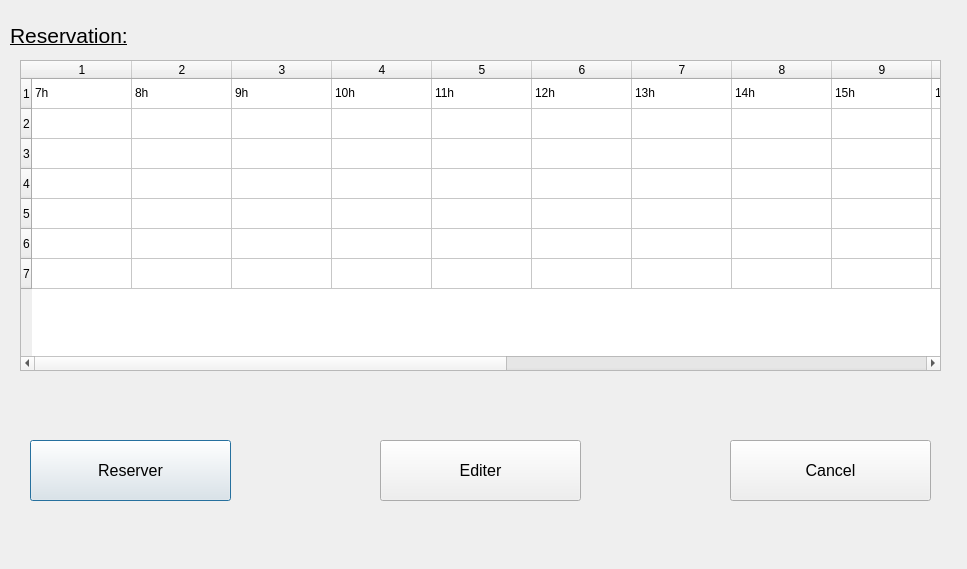
This is test2/reservation.ui in MaximeCardinal/HackQc as Qt 5 draws it before an edit. The edited form follows.
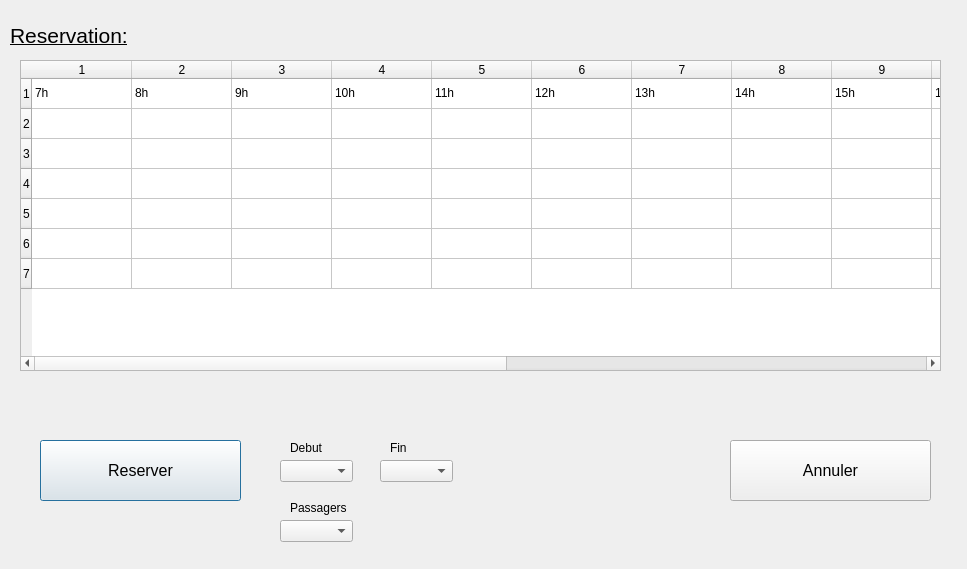
This is the edited form.

```diff
--- a/test2/reservation.ui
+++ b/test2/reservation.ui
@@ -35,7 +35,7 @@
   <widget class="QPushButton" name="pushButton">
    <property name="geometry">
     <rect>
-     <x>30</x>
+     <x>40</x>
      <y>440</y>
      <width>201</width>
      <height>61</height>
@@ -50,24 +50,6 @@
     <string>Reserver</string>
    </property>
   </widget>
-  <widget class="QPushButton" name="pushButton_2">
-   <property name="geometry">
-    <rect>
-     <x>380</x>
-     <y>440</y>
-     <width>201</width>
-     <height>61</height>
-    </rect>
-   </property>
-   <property name="font">
-    <font>
-     <pointsize>12</pointsize>
-    </font>
-   </property>
-   <property name="text">
-    <string>Editer</string>
-   </property>
-  </widget>
   <widget class="QPushButton" name="pushButton_3">
    <property name="geometry">
     <rect>
@@ -83,7 +65,7 @@
     </font>
    </property>
    <property name="text">
-    <string>Cancel</string>
+    <string>Annuler</string>
    </property>
   </widget>
   <widget class="QTableWidget" name="tableWidget">
@@ -211,6 +193,99 @@
     </property>
    </item>
   </widget>
+  <widget class="QComboBox" name="comboBox_Debut">
+   <property name="geometry">
+    <rect>
+     <x>280</x>
+     <y>460</y>
+     <width>73</width>
+     <height>22</height>
+    </rect>
+   </property>
+   <property name="editable">
+    <bool>false</bool>
+   </property>
+  </widget>
+  <widget class="QLabel" name="label_2">
+   <property name="geometry">
+    <rect>
+     <x>290</x>
+     <y>440</y>
+     <width>55</width>
+     <height>16</height>
+    </rect>
+   </property>
+   <property name="text">
+    <string>Debut</string>
+   </property>
+  </widget>
+  <widget class="QComboBox" name="comboBox_Fin">
+   <property name="geometry">
+    <rect>
+     <x>380</x>
+     <y>460</y>
+     <width>73</width>
+     <height>22</height>
+    </rect>
+   </property>
+   <property name="editable">
+    <bool>false</bool>
+   </property>
+  </widget>
+  <widget class="QLabel" name="label_3">
+   <property name="geometry">
+    <rect>
+     <x>390</x>
+     <y>440</y>
+     <width>55</width>
+     <height>16</height>
+    </rect>
+   </property>
+   <property name="text">
+    <string>Fin</string>
+   </property>
+  </widget>
+  <widget class="QComboBox" name="comboBox_Passagers">
+   <property name="geometry">
+    <rect>
+     <x>280</x>
+     <y>520</y>
+     <width>73</width>
+     <height>22</height>
+    </rect>
+   </property>
+  </widget>
+  <widget class="QLabel" name="label_4">
+   <property name="geometry">
+    <rect>
+     <x>290</x>
+     <y>500</y>
+     <width>61</width>
+     <height>16</height>
+    </rect>
+   </property>
+   <property name="text">
+    <string>Passagers</string>
+   </property>
+  </widget>
+  <widget class="QLabel" name="label_avertissement">
+   <property name="geometry">
+    <rect>
+     <x>50</x>
+     <y>380</y>
+     <width>871</width>
+     <height>21</height>
+    </rect>
+   </property>
+   <property name="font">
+    <font>
+     <pointsize>9</pointsize>
+    </font>
+   </property>
+   <property name="text">
+    <string/>
+   </property>
+  </widget>
  </widget>
  <resources/>
  <connections/>
```
Left out of the diff: 2 changed lines with no effect on the pictures.
